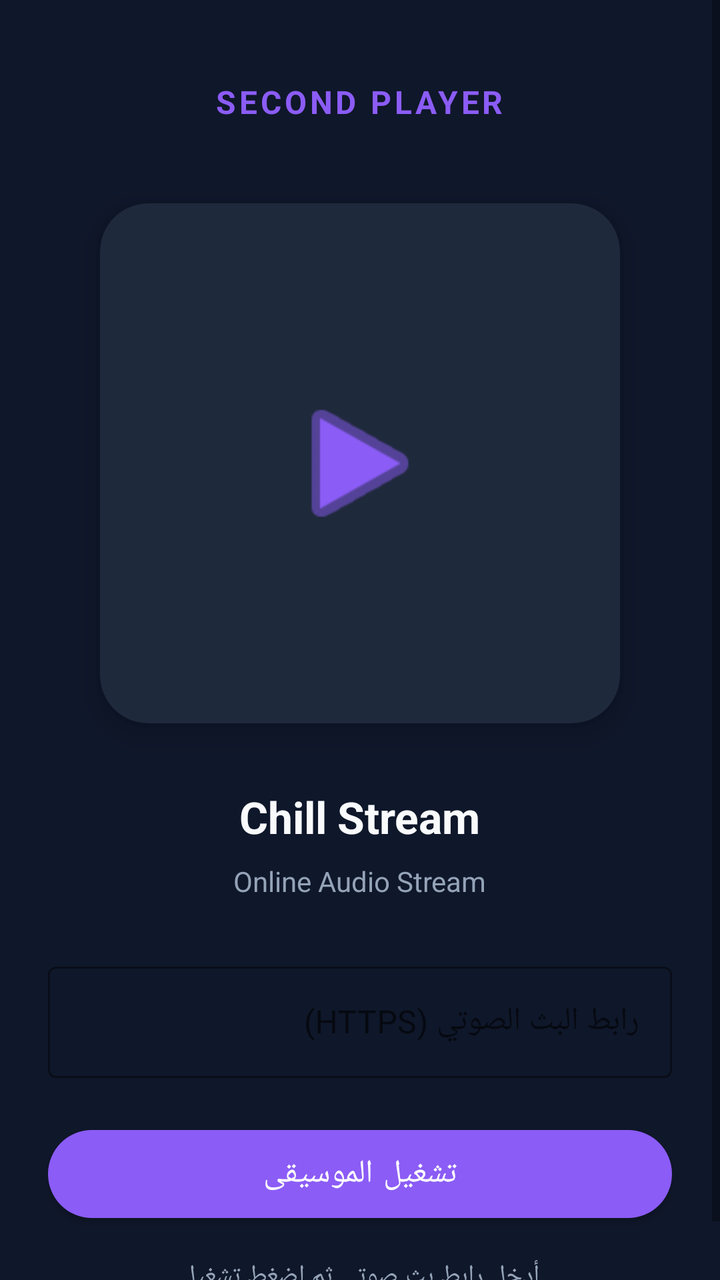
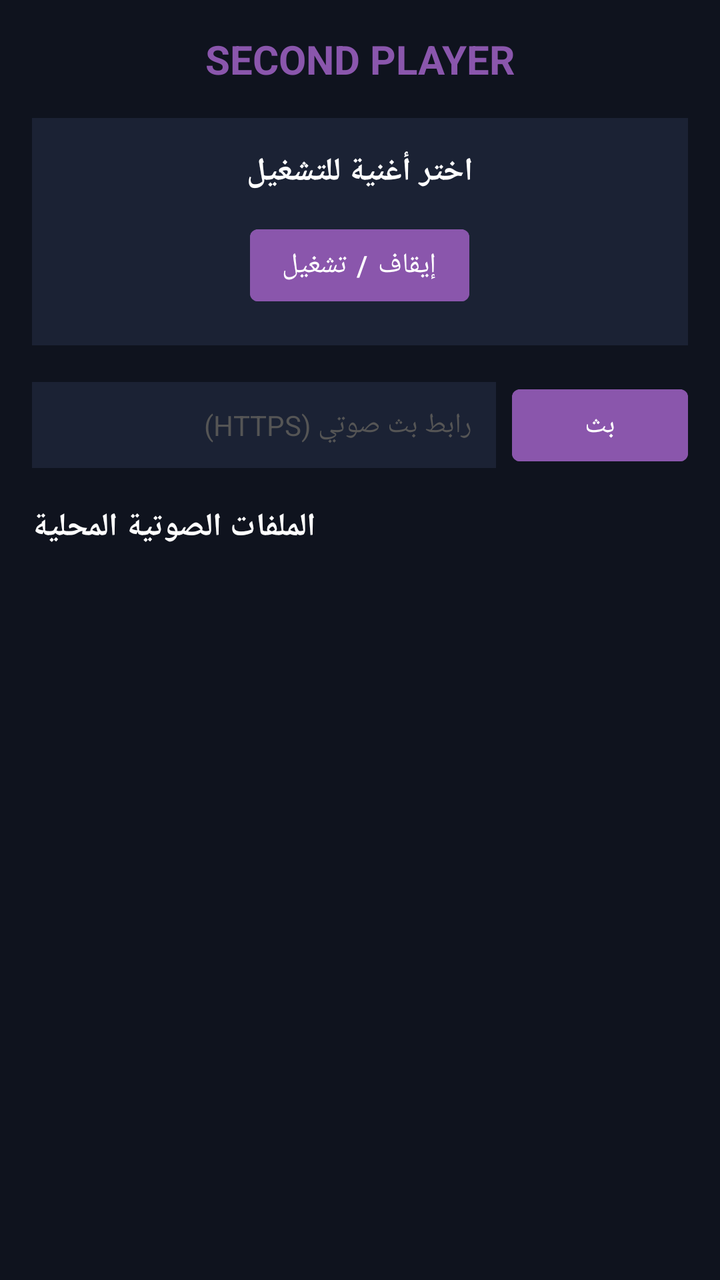

Before-and-after screenshots of an Android layout around one commit, followed by the original layout XML and the change that was made.
<!-- AndroidManifest.xml: application theme Theme.SecondPlayer -->
<!-- res/layout/activity_main.xml -->
<?xml version="1.0" encoding="utf-8"?>
<ScrollView xmlns:android="http://schemas.android.com/apk/res/android"
    xmlns:app="http://schemas.android.com/apk/res-auto"
    android:layout_width="match_parent"
    android:layout_height="match_parent"
    android:background="@color/bg_dark"
    android:fillViewport="true">

    <LinearLayout
        android:layout_width="match_parent"
        android:layout_height="wrap_content"
        android:orientation="vertical"
        android:gravity="center_horizontal"
        android:padding="24dp">

        <TextView
            android:id="@+id/appTitle"
            android:layout_width="wrap_content"
            android:layout_height="wrap_content"
            android:layout_marginTop="16dp"
            android:text="SECOND PLAYER"
            android:textColor="@color/accent_purple"
            android:textSize="16sp"
            android:textStyle="bold"
            android:letterSpacing="0.1" />

        <com.google.android.material.card.MaterialCardView
            android:id="@+id/albumCard"
            android:layout_width="260dp"
            android:layout_height="260dp"
            android:layout_marginTop="40dp"
            app:cardBackgroundColor="@color/card_bg"
            app:cardCornerRadius="24dp"
            app:cardElevation="8dp">

            <ImageView
                android:layout_width="80dp"
                android:layout_height="80dp"
                android:layout_gravity="center"
                android:contentDescription="@string/app_name"
                android:src="@android:drawable/ic_media_play"
                app:tint="@color/accent_purple" />
        </com.google.android.material.card.MaterialCardView>

        <TextView
            android:id="@+id/songTitle"
            android:layout_width="wrap_content"
            android:layout_height="wrap_content"
            android:layout_marginTop="32dp"
            android:text="Chill Stream"
            android:textColor="@color/text_white"
            android:textSize="22sp"
            android:textStyle="bold" />

        <TextView
            android:id="@+id/artistName"
            android:layout_width="wrap_content"
            android:layout_height="wrap_content"
            android:layout_marginTop="8dp"
            android:text="Online Audio Stream"
            android:textColor="@color/text_gray"
            android:textSize="14sp" />

        <com.google.android.material.textfield.TextInputLayout
            android:id="@+id/urlInputLayout"
            style="@style/Widget.MaterialComponents.TextInputLayout.OutlinedBox"
            android:layout_width="match_parent"
            android:layout_height="wrap_content"
            android:layout_marginTop="28dp"
            android:hint="رابط البث الصوتي (HTTPS)"
            app:boxStrokeColor="@color/accent_purple"
            app:hintTextColor="@color/text_gray">

            <com.google.android.material.textfield.TextInputEditText
                android:id="@+id/urlInput"
                android:layout_width="match_parent"
                android:layout_height="wrap_content"
                android:inputType="textUri"
                android:maxLines="1"
                android:textColor="@color/text_white"
                android:textColorHint="@color/text_gray" />
        </com.google.android.material.textfield.TextInputLayout>

        <com.google.android.material.button.MaterialButton
            android:id="@+id/btnPlay"
            android:layout_width="match_parent"
            android:layout_height="56dp"
            android:layout_marginTop="20dp"
            android:text="تشغيل الموسيقى"
            android:textSize="16sp"
            app:cornerRadius="28dp"
            app:backgroundTint="@color/accent_purple" />

        <TextView
            android:id="@+id/statusText"
            android:layout_width="wrap_content"
            android:layout_height="wrap_content"
            android:layout_marginTop="14dp"
            android:gravity="center"
            android:text="أدخل رابط بث صوتي ثم اضغط تشغيل"
            android:textColor="@color/text_gray"
            android:textSize="13sp" />

    </LinearLayout>
</ScrollView>
<!-- resources referenced by this layout -->
<resources>
  <color name="accent_purple">#8B5CF6</color>
  <color name="bg_dark">#0F172A</color>
  <color name="card_bg">#1E293B</color>
  <color name="text_gray">#94A3B8</color>
  <color name="text_white">#F8FAFC</color>
  <string name="app_name">Second Player</string>
  <style name="Theme.SecondPlayer" parent="Theme.MaterialComponents.DayNight.NoActionBar">
          <item name="android:statusBarColor">@color/bg_dark</item>
      </style>
</resources>

<!-- the commit's change to res/layout/activity_main.xml (unified diff, before → after) -->
@@ -1,105 +1,91 @@
 <?xml version="1.0" encoding="utf-8"?>
-<ScrollView xmlns:android="http://schemas.android.com/apk/res/android"
-    xmlns:app="http://schemas.android.com/apk/res-auto"
+<LinearLayout xmlns:android="http://schemas.android.com/apk/res/android"
     android:layout_width="match_parent"
     android:layout_height="match_parent"
-    android:background="@color/bg_dark"
-    android:fillViewport="true">
+    android:orientation="vertical"
+    android:background="#0F131E"
+    android:padding="16dp">
 
+    <TextView
+        android:layout_width="wrap_content"
+        android:layout_height="wrap_content"
+        android:text="SECOND PLAYER"
+        android:textColor="#8A56AC"
+        android:textSize="20sp"
+        android:textStyle="bold"
+        android:layout_gravity="center"
+        android:layout_marginBottom="16dp"/>
+
+    
     <LinearLayout
         android:layout_width="match_parent"
         android:layout_height="wrap_content"
         android:orientation="vertical"
-        android:gravity="center_horizontal"
-        android:padding="24dp">
+        android:background="#1B2234"
+        android:padding="16dp"
+        android:gravity="center"
+        android:layout_marginBottom="16dp">
 
         <TextView
-            android:id="@+id/appTitle"
+            android:id="@+id/tvNowPlaying"
             android:layout_width="wrap_content"
             android:layout_height="wrap_content"
-            android:layout_marginTop="16dp"
-            android:text="SECOND PLAYER"
-            android:textColor="@color/accent_purple"
+            android:text="اختر أغنية للتشغيل"
+            android:textColor="#FFFFFF"
             android:textSize="16sp"
             android:textStyle="bold"
-            android:letterSpacing="0.1" />
+            android:gravity="center"
+            android:layout_marginBottom="12dp"/>
 
-        <com.google.android.material.card.MaterialCardView
-            android:id="@+id/albumCard"
-            android:layout_width="260dp"
-            android:layout_height="260dp"
-            android:layout_marginTop="40dp"
-            app:cardBackgroundColor="@color/card_bg"
-            app:cardCornerRadius="24dp"
-            app:cardElevation="8dp">
-
-            <ImageView
-                android:layout_width="80dp"
-                android:layout_height="80dp"
-                android:layout_gravity="center"
-                android:contentDescription="@string/app_name"
-                android:src="@android:drawable/ic_media_play"
-                app:tint="@color/accent_purple" />
-        </com.google.android.material.card.MaterialCardView>
-
-        <TextView
-            android:id="@+id/songTitle"
+        <Button
+            android:id="@+id/btnPlayPause"
             android:layout_width="wrap_content"
             android:layout_height="wrap_content"
-            android:layout_marginTop="32dp"
-            android:text="Chill Stream"
-            android:textColor="@color/text_white"
-            android:textSize="22sp"
-            android:textStyle="bold" />
+            android:text="إيقاف / تشغيل"
+            android:backgroundTint="#8A56AC"/>
+    </LinearLayout>
 
-        <TextView
-            android:id="@+id/artistName"
+    
+    <LinearLayout
+        android:layout_width="match_parent"
+        android:layout_height="wrap_content"
+        android:orientation="horizontal"
+        android:layout_marginBottom="16dp">
+
+        <EditText
+            android:id="@+id/etStreamUrl"
+            android:layout_width="0dp"
+            android:layout_height="wrap_content"
+            android:layout_weight="1"
+            android:hint="رابط بث صوتي (HTTPS)"
+            android:textColorHint="#555555"
+            android:textColor="#FFFFFF"
+            android:textSize="14sp"
+            android:background="#1B2234"
+            android:padding="12dp"/>
+
+        <Button
+            android:id="@+id/btnPlayStream"
             android:layout_width="wrap_content"
             android:layout_height="wrap_content"
-            android:layout_marginTop="8dp"
-            android:text="Online Audio Stream"
-            android:textColor="@color/text_gray"
-            android:textSize="14sp" />
+            android:text="بث"
+            android:layout_marginStart="8dp"
+            android:backgroundTint="#8A56AC"/>
+    </LinearLayout>
 
-        <com.google.android.material.textfield.TextInputLayout
-            android:id="@+id/urlInputLayout"
-            style="@style/Widget.MaterialComponents.TextInputLayout.OutlinedBox"
-            android:layout_width="match_parent"
-            android:layout_height="wrap_content"
-            android:layout_marginTop="28dp"
-            android:hint="رابط البث الصوتي (HTTPS)"
-            app:boxStrokeColor="@color/accent_purple"
-            app:hintTextColor="@color/text_gray">
+    <TextView
+        android:layout_width="wrap_content"
+        android:layout_height="wrap_content"
+        android:text="الملفات الصوتية المحلية"
+        android:textColor="#FFFFFF"
+        android:textSize="16sp"
+        android:textStyle="bold"
+        android:layout_marginBottom="8dp"/>
 
-            <com.google.android.material.textfield.TextInputEditText
-                android:id="@+id/urlInput"
-                android:layout_width="match_parent"
-                android:layout_height="wrap_content"
-                android:inputType="textUri"
-                android:maxLines="1"
-                android:textColor="@color/text_white"
-                android:textColorHint="@color/text_gray" />
-        </com.google.android.material.textfield.TextInputLayout>
+    <androidx.recyclerview.widget.RecyclerView
+        android:id="@+id/recyclerView"
+        android:layout_width="match_parent"
+        android:layout_height="0dp"
+        android:layout_weight="1"/>
 
-        <com.google.android.material.button.MaterialButton
-            android:id="@+id/btnPlay"
-            android:layout_width="match_parent"
-            android:layout_height="56dp"
-            android:layout_marginTop="20dp"
-            android:text="تشغيل الموسيقى"
-            android:textSize="16sp"
-            app:cornerRadius="28dp"
-            app:backgroundTint="@color/accent_purple" />
-
-        <TextView
-            android:id="@+id/statusText"
-            android:layout_width="wrap_content"
-            android:layout_height="wrap_content"
-            android:layout_marginTop="14dp"
-            android:gravity="center"
-            android:text="أدخل رابط بث صوتي ثم اضغط تشغيل"
-            android:textColor="@color/text_gray"
-            android:textSize="13sp" />
-
-    </LinearLayout>
-</ScrollView>
+</LinearLayout>
<!-- resource entries referenced after the edit -->
@@ -1,11 +1,6 @@
 <!-- resources referenced by this layout -->
 <resources>
-  <color name="accent_purple">#8B5CF6</color>
   <color name="bg_dark">#0F172A</color>
-  <color name="card_bg">#1E293B</color>
-  <color name="text_gray">#94A3B8</color>
-  <color name="text_white">#F8FAFC</color>
-  <string name="app_name">Second Player</string>
   <style name="Theme.SecondPlayer" parent="Theme.MaterialComponents.DayNight.NoActionBar">
           <item name="android:statusBarColor">@color/bg_dark</item>
       </style>
